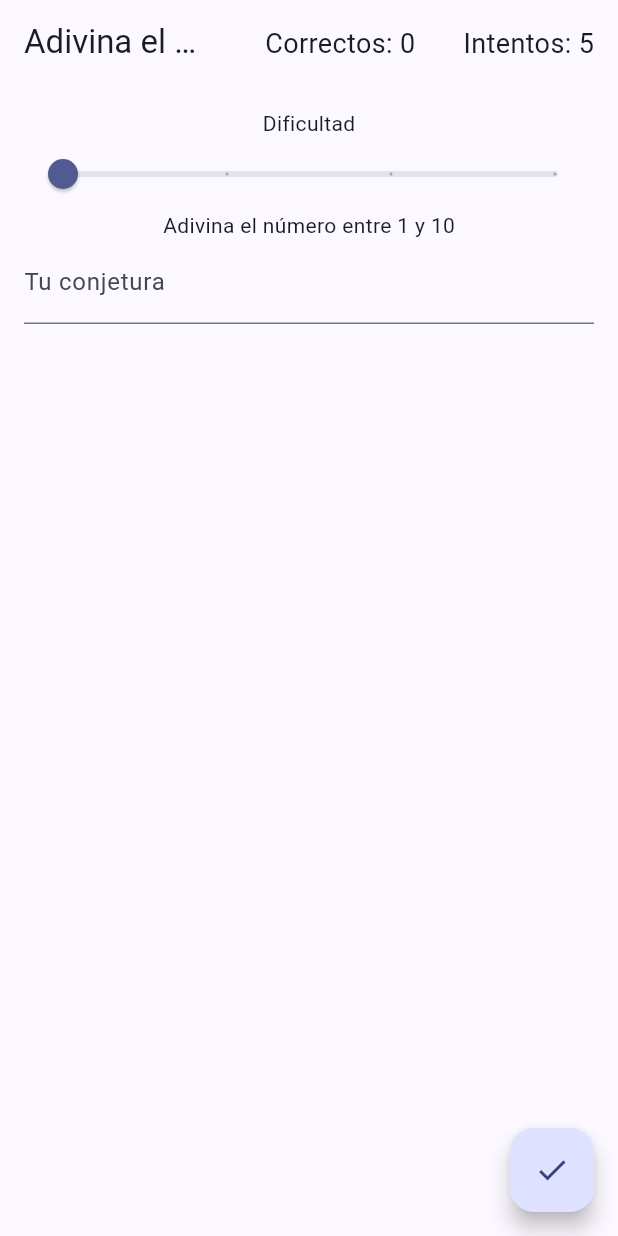
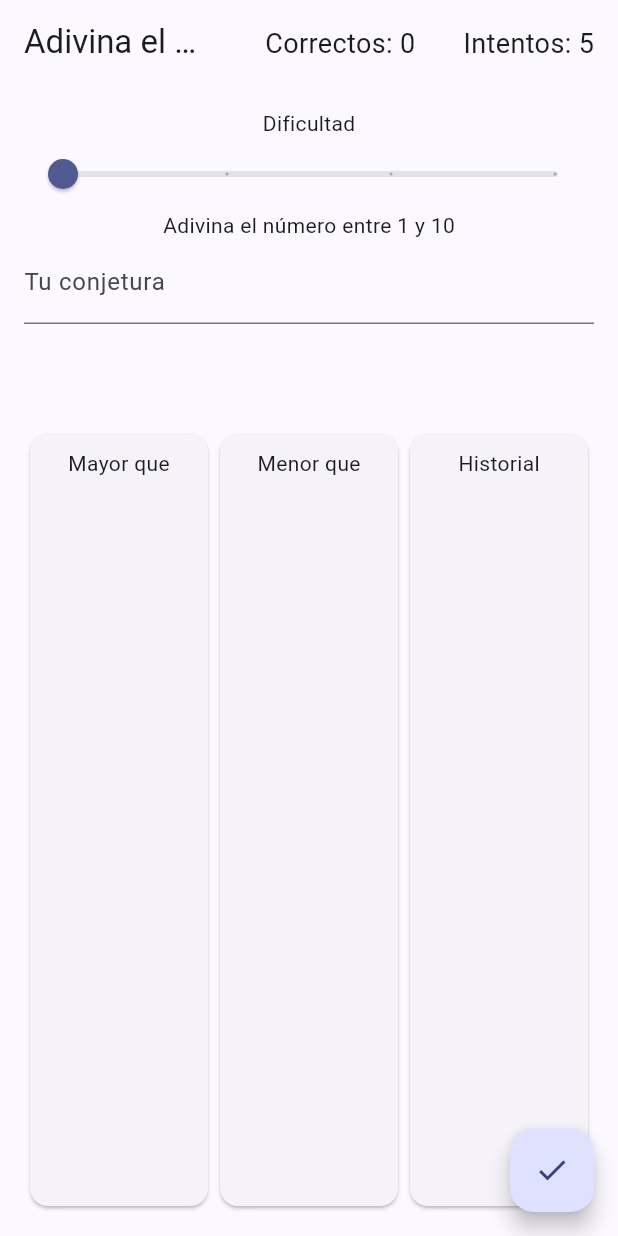
Before and after one commit to FernandoMay/adivinanumero, a Flutter app: the screen it shows after launch, on a phone screen of 412 x 824 dp. Run offline on Flutter 3.47's test engine with Material 3 defaults, Android fonts, the phone set to English and light mode, and no system bars; our stand-ins replace vibration.

Commit message:
Mayor que Menor que Added

```diff
--- a/lib/home.dart
+++ b/lib/home.dart
@@ -3,6 +3,8 @@ import 'package:vibration/vibration.dart';
 import 'dart:math';
 
 class HomePage extends StatefulWidget {
+  const HomePage({super.key});
+
   @override
   _HomePageState createState() => _HomePageState();
 }
@@ -17,6 +19,8 @@ class _HomePageState extends State<HomePage> {
   int _correctGuesses = 0;
   String _message = '';
   final List<String> _history = [];
+  final List<int> _greaterThanList = [];
+  final List<int> _lessThanList = [];
   final TextEditingController _controller = TextEditingController();
   final GlobalKey<AnimatedListState> _listKey = GlobalKey<AnimatedListState>();
 
@@ -31,7 +35,9 @@ class _HomePageState extends State<HomePage> {
       _secretNumber = _generateSecretNumber();
       _remainingAttempts = _attempts;
       _message = '';
-      _history.clear();
+      //_history.clear();
+      _greaterThanList.clear();
+      _lessThanList.clear();
       _controller.clear();
     });
   }
@@ -78,23 +84,26 @@ class _HomePageState extends State<HomePage> {
 
       if (guess == _secretNumber) {
         _message = '¡Correcto! El número era $_secretNumber';
-        _history.insert(0, '$_secretNumber - Correcto');
+        _history.insert(0, '$_secretNumber-Correcto');
         _listKey.currentState?.insertItem(0);
         _correctGuesses++;
         _showSnackBar('¡Felicidades! Adivinaste el número.');
         _resetGame();
       } else if (_remainingAttempts == 0) {
         _message = 'Lo siento, has perdido. El número era $_secretNumber';
-        _history.insert(0, '$_secretNumber - Incorrecto');
+        _history.insert(0, '$_secretNumber-Incorrecto');
         _listKey.currentState?.insertItem(0);
+        _showSnackBar('Lo siento, has perdido. :(');
         _resetGame();
       } else if (guess > _secretNumber) {
         _message = 'Intenta con un número menor';
-        _history.insert(0, '$guess - Mayor que el número secreto');
+        _lessThanList.insert(0, guess);
+        //_history.insert(0, '$guess - Mayor que el número secreto');
         _listKey.currentState?.insertItem(0);
       } else {
         _message = 'Intenta con un número mayor';
-        _history.insert(0, '$guess - Menor que el número secreto');
+        _greaterThanList.insert(0, guess);
+        //_history.insert(0, '$guess - Menor que el número secreto');
         _listKey.currentState?.insertItem(0);
       }
       _controller.clear();
@@ -106,6 +115,23 @@ class _HomePageState extends State<HomePage> {
       content: Text(message),
       duration: const Duration(seconds: 2),
     ));
+  }
+
+  Widget _buildList(List<int> list) {
+    return ListView.builder(
+      shrinkWrap: true,
+      itemCount: list.length,
+      itemBuilder: (context, index) {
+        return Center(
+          child: Text(
+            list[index].toString(),
+            style: const TextStyle(
+              color: Color(0xFF092532),
+            ),
+          ),
+        );
+      },
+    );
   }
 
   @override
@@ -153,6 +179,7 @@ class _HomePageState extends State<HomePage> {
             TextField(
               controller: _controller,
               keyboardType: TextInputType.number,
+              onSubmitted: (value) => _checkGuess,
               decoration: const InputDecoration(
                 labelText: 'Tu conjetura',
               ),
@@ -173,7 +200,8 @@ class _HomePageState extends State<HomePage> {
                       style: const TextStyle(fontSize: 20),
                     ),
                     if (_message.contains('menor'))
-                      const Icon(Icons.arrow_downward, color: Color(0xFF45BEB7)),
+                      const Icon(Icons.arrow_downward,
+                          color: Color(0xFF45BEB7)),
                     if (_message.contains('mayor'))
                       const Icon(Icons.arrow_upward, color: Color(0xFF085F63)),
                   ],
@@ -182,21 +210,69 @@ class _HomePageState extends State<HomePage> {
             ),
             const SizedBox(height: 20),
             Expanded(
+              child: Row(
+                children: [
+                  Expanded(
+                    child: Card(
+                      child: Column(
+                        children: [
+                          const Padding(
+                            padding: EdgeInsets.symmetric(vertical: 10.0),
+                            child: Text('Mayor que'),
+                          ),
+                          Expanded(
+                            child: _buildList(_greaterThanList),
+                          ),
+                        ],
+                      ),
+                    ),
+                  ),
+                  Expanded(
+                    child: Card(
+                      child: Column(
+                        children: [
+                          const Padding(
+                            padding: EdgeInsets.symmetric(vertical: 10.0),
+                            child: Text('Menor que'),
+                          ),
+                          Expanded(
+                            child: _buildList(_lessThanList),
+                          ),
+                        ],
+                      ),
+                    ),
+                  ),
+                  Expanded(
+                    child: Card(
+                      child: Column(
+                        children: [
+                          const Padding(
+                            padding: EdgeInsets.symmetric(vertical: 10.0),
+                            child: Text('Historial'),
+                          ),
+                          Expanded(
                             child: ListView.builder(
                               itemCount: _history.length,
-                reverse: true,
                               itemBuilder: (context, index) {
-                  return ListTile(
-                    title: Text(
-                      _history[index],
+                                return Center(
+                                  child: Text(
+                                    _history[index].split('-')[0],
                                     style: TextStyle(
-                        color: _history[index].contains('Correcto')
-                            ? const Color(0xFF53D397)
-                            : const Color(0xFF092532),
+                                      color:
+                                          _history[index].contains('Correcto')
+                                              ? const Color(0xFF508D4E)
+                                              : const Color(0xFFC80036),
                                     ),
                                   ),
                                 );
                               },
+                            ),
+                          ),
+                        ],
+                      ),
+                    ),
+                  ),
+                ],
               ),
             ),
           ],
@@ -208,18 +284,4 @@ class _HomePageState extends State<HomePage> {
       ),
     );
   }
-
-  Widget _buildItem(String item, Animation<double> animation) {
-    return SizeTransition(
-      sizeFactor: animation,
-      child: ListTile(
-        title: Text(
-          item,
-          style: TextStyle(
-            color: item.contains('Correcto') ? Colors.green : Colors.red,
-          ),
-        ),
-      ),
-    );
 }
-}
--- a/lib/main.dart
+++ b/lib/main.dart
@@ -13,11 +13,12 @@ class MyApp extends StatelessWidget {
   Widget build(BuildContext context) {
     return MaterialApp(
       title: 'Adivina el Número',
+      debugShowCheckedModeBanner: false,
       theme: ThemeData(
         colorScheme: ColorScheme.fromSeed(seedColor: const Color(0xFF25316D)),
         useMaterial3: true,
       ),
-      home: HomePage(),
+      home: const HomePage(),
     );
   }
 }
```
Lines whose indentation alone changed are shown as unchanged.
